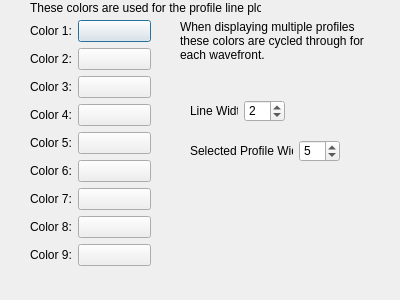
Old version of the form settingsprofile.ui in the repository githubdoe/DFTFringe.
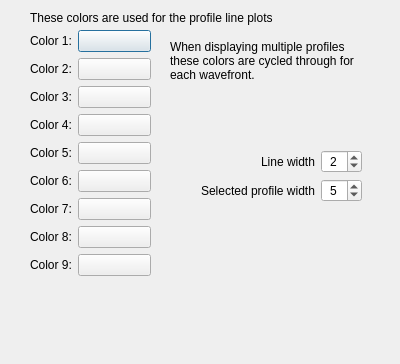
New version of the form.

```diff
--- a/settingsprofile.ui
+++ b/settingsprofile.ui
@@ -7,7 +7,7 @@
     <x>0</x>
     <y>0</y>
     <width>400</width>
-    <height>300</height>
+    <height>364</height>
    </rect>
   </property>
   <property name="windowTitle">
@@ -33,8 +33,8 @@
    <property name="geometry">
     <rect>
      <x>30</x>
-     <y>0</y>
-     <width>231</width>
+     <y>10</y>
+     <width>361</width>
      <height>16</height>
     </rect>
    </property>
@@ -45,10 +45,10 @@
   <widget class="QLabel" name="label_11">
    <property name="geometry">
     <rect>
-     <x>180</x>
-     <y>10</y>
+     <x>170</x>
+     <y>20</y>
      <width>191</width>
-     <height>61</height>
+     <height>81</height>
     </rect>
    </property>
    <property name="text">
@@ -62,9 +62,9 @@
    <property name="geometry">
     <rect>
      <x>30</x>
-     <y>20</y>
+     <y>30</y>
      <width>121</width>
-     <height>266</height>
+     <height>288</height>
     </rect>
    </property>
    <layout class="QFormLayout" name="formLayout">
@@ -196,53 +196,59 @@
     </item>
    </layout>
   </widget>
-  <widget class="QWidget" name="">
+  <widget class="QWidget" name="gridLayoutWidget">
    <property name="geometry">
     <rect>
-     <x>190</x>
-     <y>100</y>
-     <width>95</width>
-     <height>22</height>
+     <x>171</x>
+     <y>150</y>
+     <width>191</width>
+     <height>52</height>
     </rect>
    </property>
-   <layout class="QHBoxLayout" name="horizontalLayout">
-    <item>
-     <widget class="QLabel" name="label_12">
-      <property name="text">
-       <string>Line Width</string>
+   <layout class="QGridLayout" name="gridLayout">
+    <item row="3" column="1">
+     <widget class="QSpinBox" name="selectedWidth">
+      <property name="alignment">
+       <set>Qt::AlignmentFlag::AlignCenter</set>
+      </property>
+      <property name="value">
+       <number>5</number>
       </property>
      </widget>
     </item>
-    <item>
+    <item row="2" column="1">
      <widget class="QSpinBox" name="lineWidth">
+      <property name="minimumSize">
+       <size>
+        <width>40</width>
+        <height>0</height>
+       </size>
+      </property>
+      <property name="alignment">
+       <set>Qt::AlignmentFlag::AlignCenter</set>
+      </property>
       <property name="value">
        <number>2</number>
       </property>
      </widget>
     </item>
-   </layout>
-  </widget>
-  <widget class="QWidget" name="">
-   <property name="geometry">
-    <rect>
-     <x>190</x>
-     <y>140</y>
-     <width>150</width>
-     <height>22</height>
-    </rect>
-   </property>
-   <layout class="QHBoxLayout" name="horizontalLayout_2">
-    <item>
+    <item row="2" column="0" alignment="Qt::AlignmentFlag::AlignRight">
+     <widget class="QLabel" name="label_12">
+      <property name="sizePolicy">
+       <sizepolicy hsizetype="Preferred" vsizetype="Preferred">
+        <horstretch>1</horstretch>
+        <verstretch>0</verstretch>
+       </sizepolicy>
+      </property>
+      <property name="text">
+       <string>Line width</string>
+      </property>
+     </widget>
+    </item>
+    <item row="3" column="0" alignment="Qt::AlignmentFlag::AlignRight">
      <widget class="QLabel" name="label_13">
       <property name="text">
-       <string>Selected Profile Width</string>
-      </property>
-     </widget>
-    </item>
-    <item>
-     <widget class="QSpinBox" name="selectedWidth">
-      <property name="value">
-       <number>5</number>
+       <string>Selected profile width</string>
       </property>
      </widget>
     </item>
```
Left out of the diff: 107 changed lines with no effect on the pictures.
